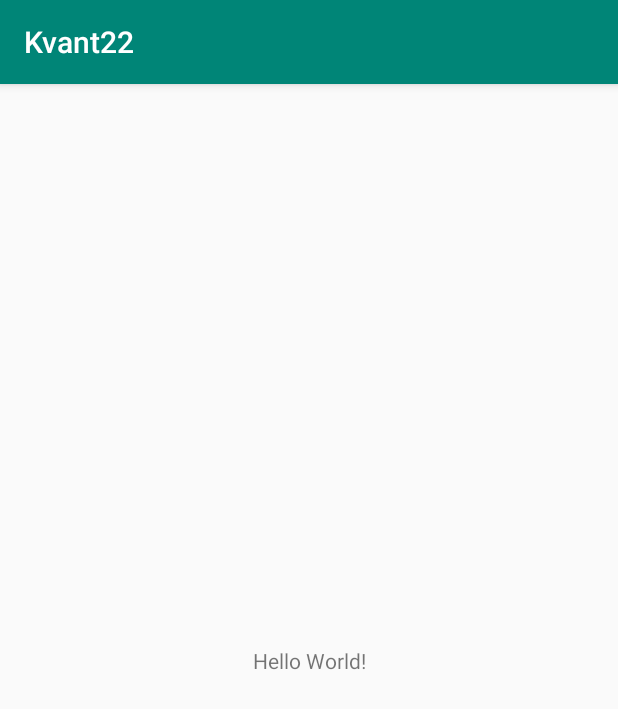
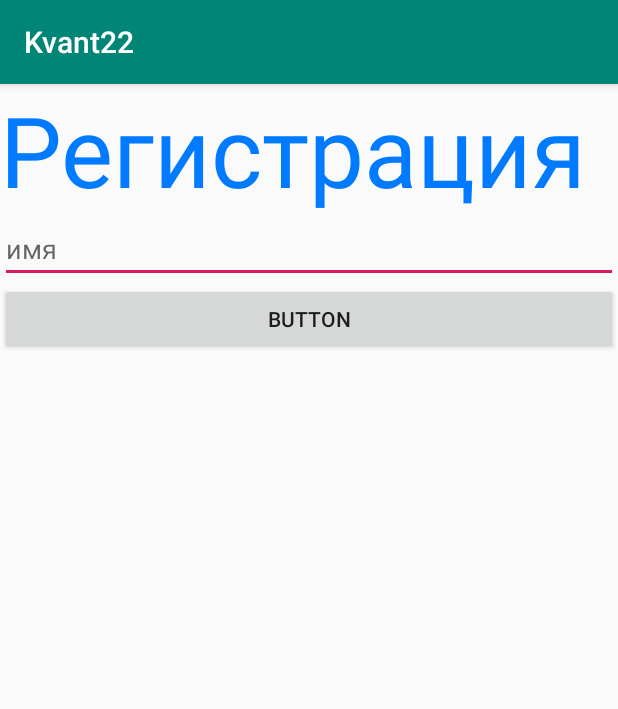
Before and after one commit to Ersh-fish/Kvant22, an Android app: the screen it shows after launch (MainActivity), on a phone screen of 412 x 824 dp. Shown: the top 709 px of the screen. Run offline under Robolectric (Android 15) with nearby library versions, the phone set to English and light mode, and no system bars.

Commit message:
+Group,+Student,+Lesson.

```diff
--- /dev/null
+++ b/app/src/main/java/com/example/kvant22/Group.kt
@@ -0,0 +1,8 @@
+package com.example.kvant22
+
+class Group(num_group: String) {
+    val aud : Array<Int> = arrayOf(12,22,32,31,5)
+    val Prep: Array<String> = arrayOf("Vasiliy","Vadim","Volodya")
+   val num_group: String = num_group
+    var test : Array<Lesson> = arrayOf(Lesson(aud[2],Prep[2]), Lesson(aud[1],Prep[1]), Lesson(aud[0], Prep[0]) )
+}
--- /dev/null
+++ b/app/src/main/java/com/example/kvant22/Lesson.kt
@@ -0,0 +1,10 @@
+package com.example.kvant22
+
+import java.util.*
+
+class Lesson(aud: Int, prep: String) {
+    var aud: Int = aud
+    var prep: String =  prep
+    var date: Date = Date()
+
+}
--- a/app/src/main/java/com/example/kvant22/MainActivity.kt
+++ b/app/src/main/java/com/example/kvant22/MainActivity.kt
@@ -2,11 +2,28 @@ package com.example.kvant22
 
 import androidx.appcompat.app.AppCompatActivity
 import android.os.Bundle
+import android.view.View
+import android.widget.EditText
+import kotlinx.android.synthetic.main.activity_main.*
 
-class MainActivity : AppCompatActivity() {
+class MainActivity : AppCompatActivity(){
+    var group: Group = Group("IT2")
+    lateinit var student: Student
 
     override fun onCreate(savedInstanceState: Bundle?) {
         super.onCreate(savedInstanceState)
         setContentView(R.layout.activity_main)
     }
+    fun Detail(v: View){
+        var Login : EditText = findViewById(R.id.editText)
+        student = Student(Login.text.toString(),group, R.drawable.ic_launcher_background)
+        studentShow(student)
+    }
+
+    fun studentShow(student: Student){
+        Name.setText(student.name)
+        Photo.setImageResource(student.phot)
+        Group.setText(student.group.num_group)
+    }
+
 }
--- /dev/null
+++ b/app/src/main/java/com/example/kvant22/Student.kt
@@ -0,0 +1,9 @@
+package com.example.kvant22
+
+import android.graphics.Picture
+
+class Student(name: String,student: Group, phot: Int) {
+    var name: String = name
+    var group : Group = student
+    var phot: Int = phot
+}
--- a/app/src/main/res/layout/activity_main.xml
+++ b/app/src/main/res/layout/activity_main.xml
@@ -1,18 +1,46 @@
 <?xml version="1.0" encoding="utf-8"?>
-<androidx.constraintlayout.widget.ConstraintLayout xmlns:android="http://schemas.android.com/apk/res/android"
+<LinearLayout xmlns:android="http://schemas.android.com/apk/res/android"
     xmlns:app="http://schemas.android.com/apk/res-auto"
     xmlns:tools="http://schemas.android.com/tools"
     android:layout_width="match_parent"
     android:layout_height="match_parent"
+    android:orientation="vertical"
     tools:context=".MainActivity">
 
+
     <TextView
+        android:id="@+id/textView"
+        android:layout_width="match_parent"
+        android:layout_height="wrap_content"
+        android:text="Регистрация"
+        android:textColor="#007BFF"
+        android:textSize="65sp" />
+
+    <EditText
+        android:id="@+id/editText"
+        android:layout_width="match_parent"
+        android:layout_height="wrap_content"
+        android:hint="имя"
+        android:inputType="textPersonName" />
+
+    <Button
+        android:id="@+id/button"
+        android:layout_width="match_parent"
+        android:layout_height="wrap_content"
+        android:onClick="Detail"
+        android:text="Button" />
+
+    <TextView
+        android:id="@+id/Name"
         android:layout_width="wrap_content"
-        android:layout_height="wrap_content"
-        android:text="Hello World!"
-        app:layout_constraintBottom_toBottomOf="parent"
-        app:layout_constraintLeft_toLeftOf="parent"
-        app:layout_constraintRight_toRightOf="parent"
-        app:layout_constraintTop_toTopOf="parent" />
+        android:layout_height="wrap_content"/>
+    <ImageView
+        android:id="@+id/Photo"
+        android:layout_width="wrap_content"
+        android:layout_height="wrap_content"/>
+    <TextView
+        android:id="@+id/Group"
+        android:layout_width="wrap_content"
+        android:layout_height="wrap_content"/>
 
-</androidx.constraintlayout.widget.ConstraintLayout>
+</LinearLayout>
```
